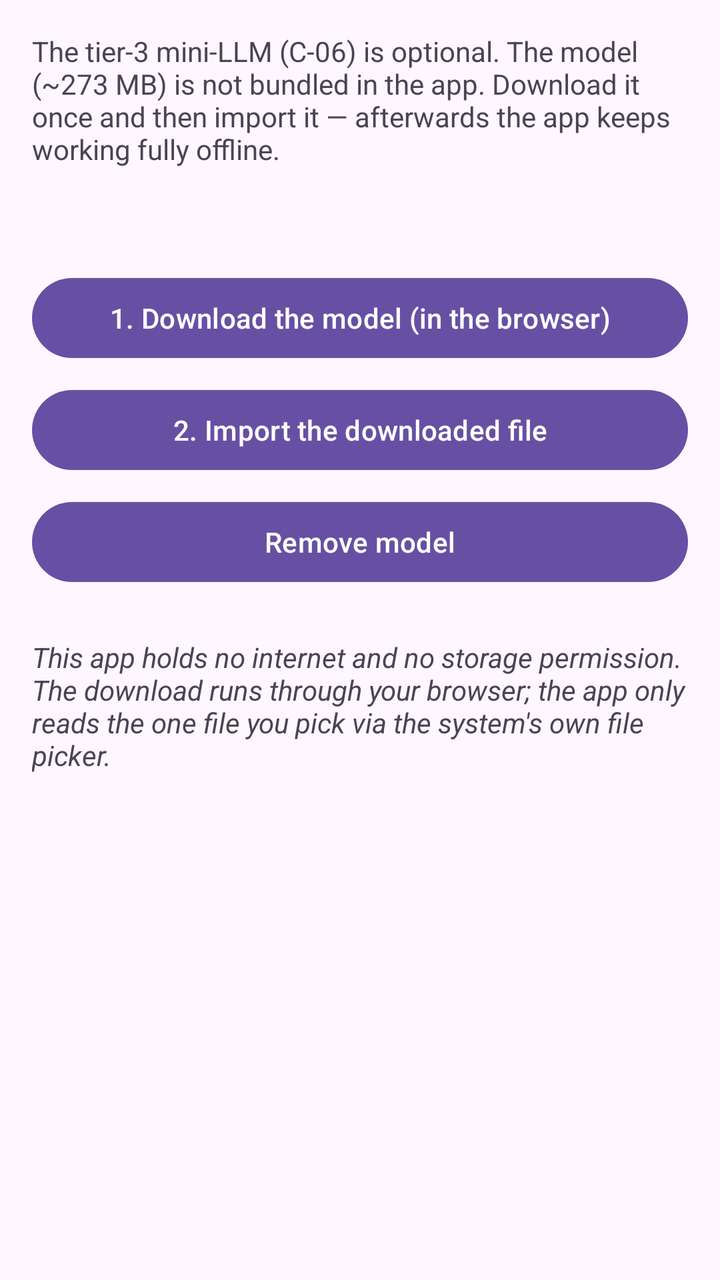
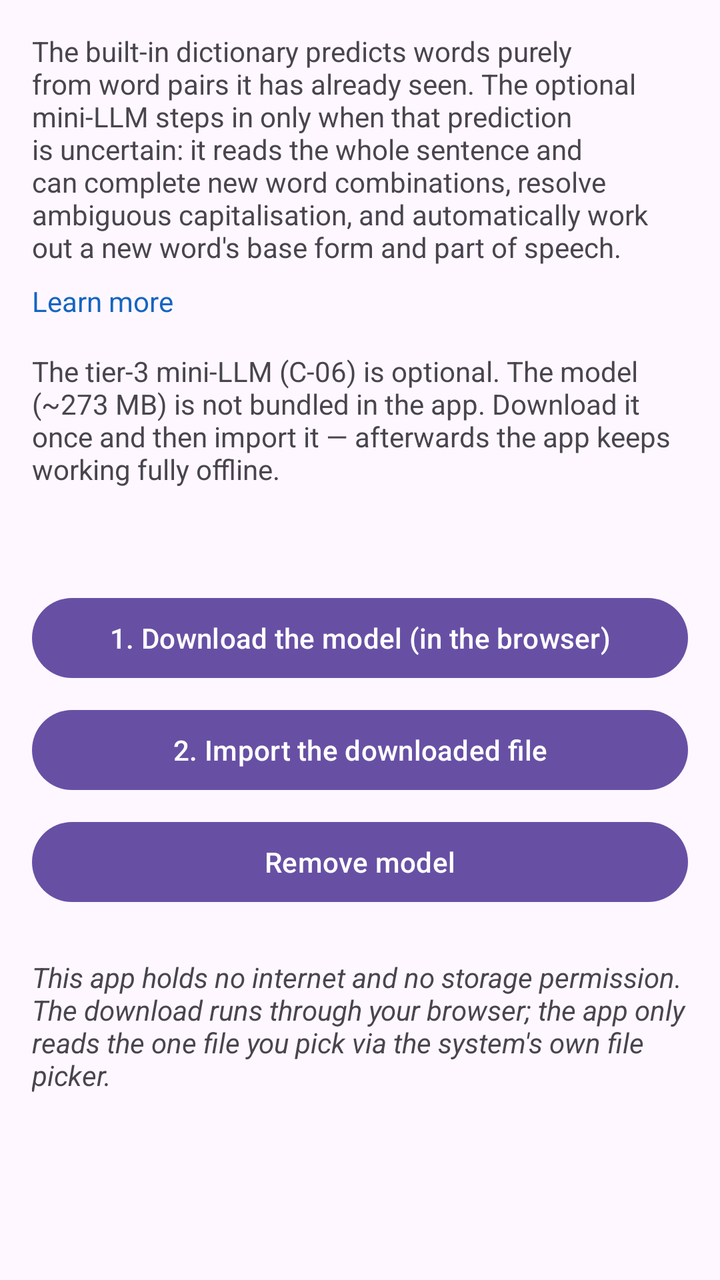

Compare the two renders of this Android layout. The source of the first and the diff that turns it into the second are given below.
<!-- AndroidManifest.xml: application theme Theme.AdaptKey -->
<!-- res/layout/activity_tier3_model.xml -->
<?xml version="1.0" encoding="utf-8"?>
<ScrollView xmlns:android="http://schemas.android.com/apk/res/android"
    android:layout_width="match_parent"
    android:layout_height="match_parent">

    <LinearLayout
        android:layout_width="match_parent"
        android:layout_height="wrap_content"
        android:orientation="vertical"
        android:padding="16dp">

        <TextView
            android:layout_width="match_parent"
            android:layout_height="wrap_content"
            android:text="@string/c06_model_intro" />

        <TextView
            android:id="@+id/tier3_status"
            android:layout_width="match_parent"
            android:layout_height="wrap_content"
            android:layout_marginTop="16dp"
            android:textStyle="bold" />

        <Button
            android:id="@+id/tier3_download"
            android:layout_width="match_parent"
            android:layout_height="wrap_content"
            android:layout_marginTop="16dp"
            android:text="@string/c06_model_download" />

        <Button
            android:id="@+id/tier3_import"
            android:layout_width="match_parent"
            android:layout_height="wrap_content"
            android:layout_marginTop="8dp"
            android:text="@string/c06_model_import" />

        <Button
            android:id="@+id/tier3_remove"
            android:layout_width="match_parent"
            android:layout_height="wrap_content"
            android:layout_marginTop="8dp"
            android:text="@string/c06_model_remove" />

        <TextView
            android:layout_width="match_parent"
            android:layout_height="wrap_content"
            android:layout_marginTop="24dp"
            android:text="@string/c06_model_privacy"
            android:textStyle="italic" />

    </LinearLayout>

</ScrollView>
<!-- resources referenced by this layout -->
<resources>
  <string name="c06_model_download">1. Download the model (in the browser)</string>
  <string name="c06_model_import">2. Import the downloaded file</string>
  <string name="c06_model_intro">The tier-3 mini-LLM (C-06) is optional. The model (~273 MB) is not bundled in the app. Download it once and then import it — afterwards the app keeps working fully offline.</string>
  <string name="c06_model_privacy">This app holds no internet and no storage permission. The download runs through your browser; the app only reads the one file you pick via the system\'s own file picker.</string>
  <string name="c06_model_remove">Remove model</string>
  <style name="Theme.AdaptKey" parent="Theme.Material3.DayNight.NoActionBar">
          <item name="preferenceTheme">@style/PreferenceThemeOverlay</item>
      </style>
</resources>

<!-- the commit's change to res/layout/activity_tier3_model.xml (unified diff, before → after) -->
@@ -12,6 +12,22 @@
         <TextView
             android:layout_width="match_parent"
             android:layout_height="wrap_content"
+            android:text="@string/c06_model_benefit" />
+
+        <TextView
+            android:id="@+id/tier3_learn_more"
+            android:layout_width="wrap_content"
+            android:layout_height="wrap_content"
+            android:layout_marginTop="8dp"
+            android:clickable="true"
+            android:focusable="true"
+            android:text="@string/d89_learn_more"
+            android:textColor="@color/link_text" />
+
+        <TextView
+            android:layout_width="match_parent"
+            android:layout_height="wrap_content"
+            android:layout_marginTop="16dp"
             android:text="@string/c06_model_intro" />
 
         <TextView
<!-- resource entries referenced after the edit -->
@@ -1,10 +1,13 @@
 <!-- resources referenced by this layout -->
 <resources>
+  <color name="link_text">#1565C0</color>
+  <string name="c06_model_benefit">The built-in dictionary predicts words purely from word pairs it has already seen. The optional mini-LLM steps in only when that prediction is uncertain: it reads the whole sentence and can complete new word combinations, resolve ambiguous capitalisation, and automatically work out a new word\'s base form and part of speech.</string>
   <string name="c06_model_download">1. Download the model (in the browser)</string>
   <string name="c06_model_import">2. Import the downloaded file</string>
   <string name="c06_model_intro">The tier-3 mini-LLM (C-06) is optional. The model (~273 MB) is not bundled in the app. Download it once and then import it — afterwards the app keeps working fully offline.</string>
   <string name="c06_model_privacy">This app holds no internet and no storage permission. The download runs through your browser; the app only reads the one file you pick via the system\'s own file picker.</string>
   <string name="c06_model_remove">Remove model</string>
+  <string name="d89_learn_more">Learn more</string>
   <style name="Theme.AdaptKey" parent="Theme.Material3.DayNight.NoActionBar">
           <item name="preferenceTheme">@style/PreferenceThemeOverlay</item>
       </style>
